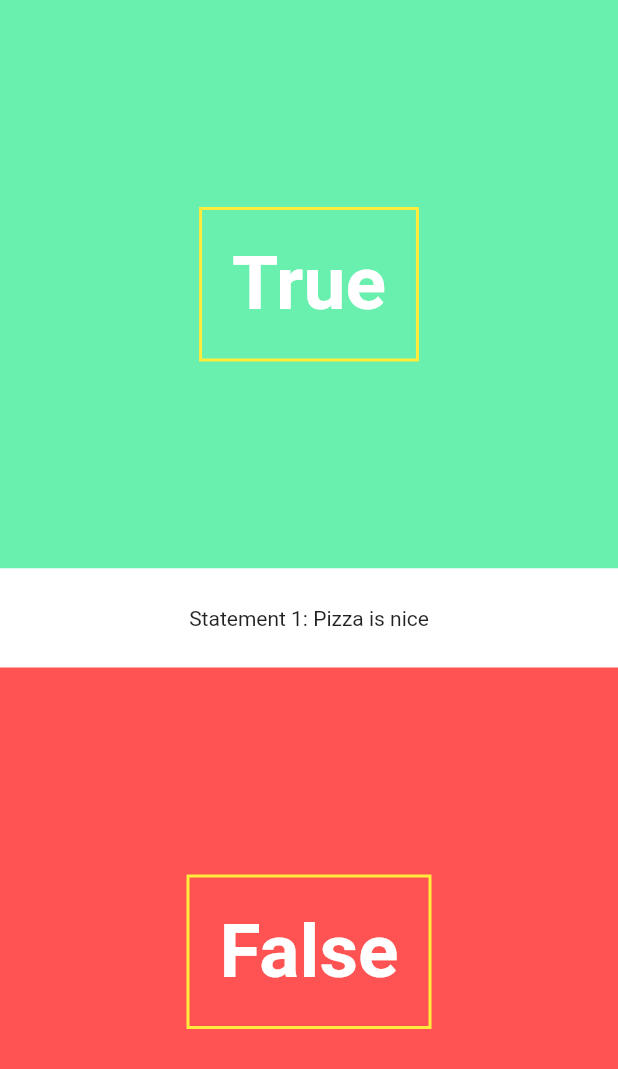
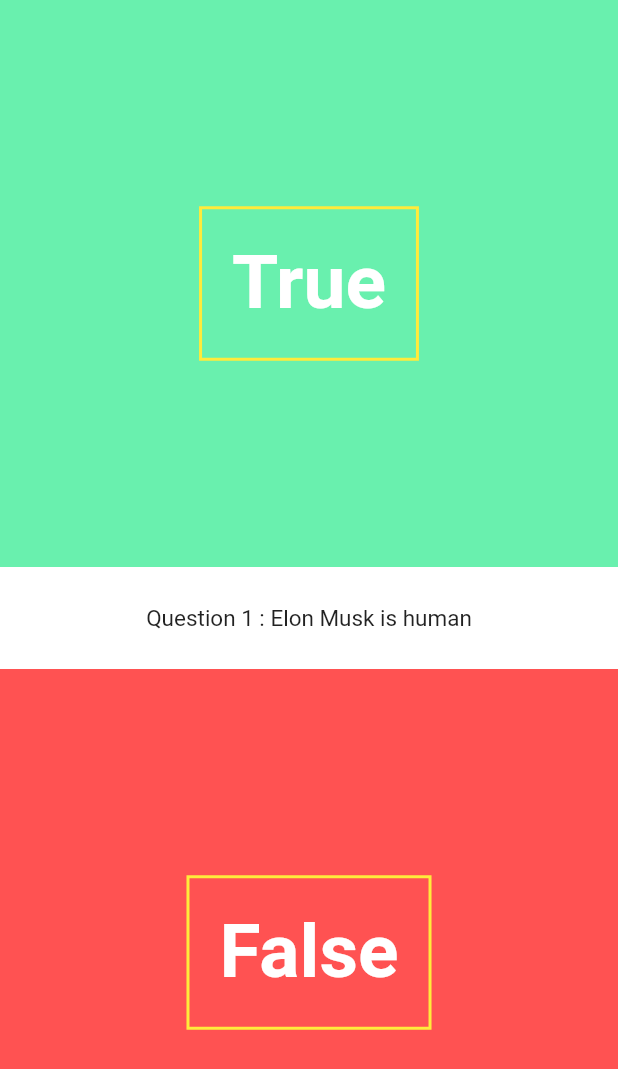
Before and after one commit to theknoosh/Quiz, a Flutter app: the screen it shows after launch, on a phone screen of 412 x 824 dp. Shown: the top 1069 px of the screen. Run offline on Flutter 3.47's test engine with Material 2 defaults, Android fonts, the phone set to English and light mode, and no system bars.

Commit message:
Questions completed, write wrong answer triggers overlay
At moment no way to dismiss overlay

```diff
--- a/lib/UI/question_text.dart
+++ b/lib/UI/question_text.dart
@@ -5,12 +5,27 @@ class QuestionText extends StatefulWidget {
   final String _question;
   final int _questionNumber;
 
+  QuestionText(this._question, this._questionNumber);
+
   @override
   State createState() => new QuestionTextState();
 
 }
 
-class QuestionTextState extends State<QuestionText>{
+class QuestionTextState extends State<QuestionText> with SingleTickerProviderStateMixin {
+
+  Animation<double> _fontSizeAnimation;
+  AnimationController _fontSizeAnimationController;
+
+  @override
+  void initState() {
+    super.initState();
+
+    _fontSizeAnimationController = new AnimationController(duration: new Duration(milliseconds: 500), vsync: this);
+    _fontSizeAnimation = new CurvedAnimation(parent: _fontSizeAnimationController, curve: Curves.bounceOut);
+    _fontSizeAnimation.addListener(() => this.setState((){}));
+    _fontSizeAnimationController.forward();
+  }
 
   @override
   Widget build(BuildContext context){
@@ -19,7 +34,9 @@ class QuestionTextState extends State<QuestionText>{
       child: new Padding(
         padding: new EdgeInsets.symmetric(vertical: 25.0),
         child: new Center(
-          child: new Text("Statement 1: Pizza is nice"),
+          child: new Text("Question " + widget._questionNumber.toString() + " : " + widget._question,
+            style: new TextStyle(fontSize: _fontSizeAnimation.value * 15),
+          ), // Text
         ), // Center
       ),
     ); // Material
--- a/lib/pages/quiz_page.dart
+++ b/lib/pages/quiz_page.dart
@@ -3,6 +3,9 @@ import '../utils/question.dart';
 import '../utils/quiz.dart';
 import '../UI/answer_button.dart';
 import '../UI/question_text.dart';
+import '../UI/right_wrong_overlay.dart';
+
+
 
 class QuizPage extends StatefulWidget {
 
@@ -13,17 +16,50 @@ class QuizPage extends StatefulWidget {
 }
 
 class QuizPageState extends State<QuizPage>{
+
+  Question currentQuestion;
+  Quiz quiz = new Quiz([
+    new Question("Elon Musk is human", false),
+    new Question("Pizza is healthy", false),
+    new Question("Flutter is awesome", true),
+
+  ]);
+
+  String questionText;
+  int questionNumber;
+  bool isCorrect;
+  bool overlayShouldBeVisible = false;
+
+  @override
+  void initState() {
+    super.initState();
+
+    currentQuestion = quiz.nextQuestion;
+    questionText = currentQuestion.question;
+    questionNumber = quiz.questionNumber;
+  }
+
+  void handleAnswer(bool answer){
+    isCorrect = (currentQuestion.answer == answer);
+    quiz.answer(isCorrect);
+    this.setState((){
+      overlayShouldBeVisible = true;
+    });
+  }
+
   @override
   Widget build(BuildContext context){
     return new Stack(
+      fit: StackFit.expand,
       children: <Widget>[
         new Column( // This is our main page
           children: <Widget>[
-            new AnswerButton(true, () {print("You answered true");}),
-            new QuestionText(),
-            new AnswerButton(false, () {print("You answered false");}),
+            new AnswerButton(true, () => handleAnswer(true)),
+            new QuestionText(questionText, questionNumber),
+            new AnswerButton(false, () => handleAnswer(false)),
           ], // Widget[]
         ), // Column
+        overlayShouldBeVisible == true ? new RightWrongOverlay(isCorrect) : new Container(),
       ], // Widget[]
     ); // Stack
   } // Widget
```
Also changed, not shown: lib/UI/right_wrong_overlay.dart (added, +61 -0 lines).
